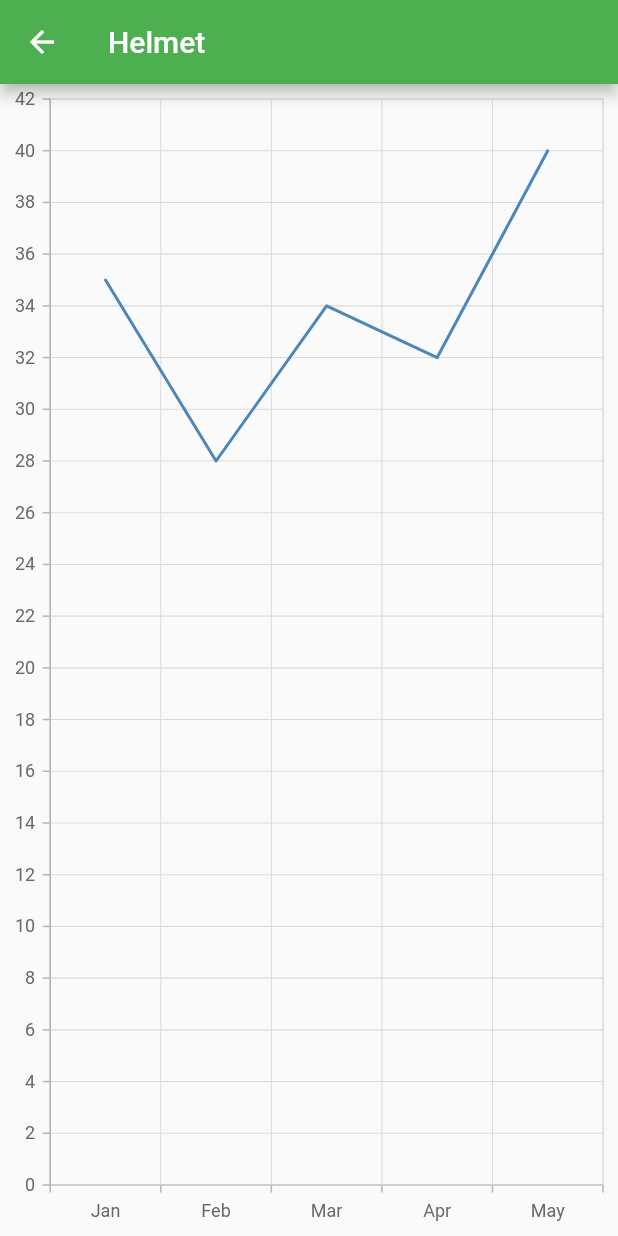
After one commit to abhikedia/Helmet, a Flutter app: the Graph screen opened directly, on a phone screen of 412 x 824 dp. The commit adds this screen. Run offline on Flutter 3.47's test engine with Material 2 defaults, Android fonts, the phone set to English and light mode, and no system bars; our stand-ins replace firebase_auth, permission_handler, syncfusion_flutter_charts; missing offline and left inert: flutter_sms; accounts and stored records are empty.

Commit message:
bug fixes

```diff
--- /dev/null
+++ b/lib/graph.dart
@@ -0,0 +1,46 @@
+import 'package:flutter/material.dart';
+import 'package:syncfusion_flutter_charts/charts.dart';
+
+class Graph extends StatefulWidget {
+  @override
+  _GraphState createState() => _GraphState();
+}
+
+class _GraphState extends State<Graph> {
+  @override
+  Widget build(BuildContext context) {
+    return new Scaffold(
+      appBar: new AppBar(
+        title: Text("Helmet"),
+        backgroundColor: Colors.green,
+      ),
+      body: Center(
+          child: Container(
+              child: SfCartesianChart(
+                  primaryXAxis: CategoryAxis(), // Initialize category axis.
+                  series: <LineSeries<SalesData, String>>[ // Initialize line series.
+                    LineSeries<SalesData, String>(
+                        dataSource: [
+                          SalesData('Jan', 35),
+                          SalesData('Feb', 28),
+                          SalesData('Mar', 34),
+                          SalesData('Apr', 32),
+                          SalesData('May', 40)
+                        ],
+                        xValueMapper: (SalesData sales, _) => sales.year,
+                        yValueMapper: (SalesData sales, _) => sales.sales
+                    )
+                  ]
+              )
+          )
+      ) ,
+
+    );
+  }
+}
+
+class SalesData {
+  SalesData(this.year, this.sales);
+  final String year;
+  final double sales;
+}
--- a/lib/main.dart
+++ b/lib/main.dart
@@ -1,6 +1,7 @@
 import 'package:flutter/material.dart';
 import './LoginSignup.dart';
 import './smstrigger.dart';
+import './graph.dart';
 //import 'package:flutter_login_demo/services/authentication.dart';
 
 void main() {
--- a/pubspec.yaml
+++ b/pubspec.yaml
@@ -24,7 +24,8 @@ dependencies:
   google_sign_in: ^4.0.7
   flutter_sms: ^1.0.1
   permission_handler: ^3.2.0
-  simple_permissions: ^0.1.9
+  #simple_permissions: ^0.1.9
+  syncfusion_flutter_charts: ^1.0.0-beta.3
 
 
   # The following adds the Cupertino Icons font to your application.
```
Also changed, not shown: pubspec.lock, 1 other file.
